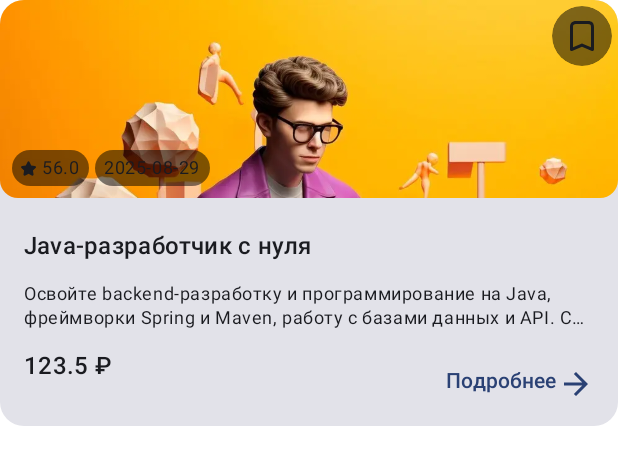
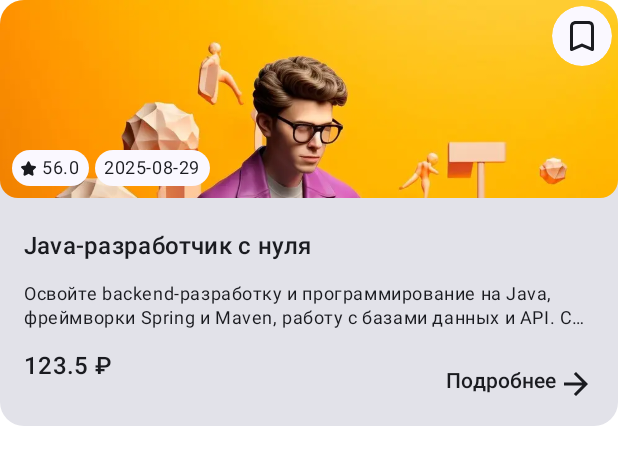
Before and after one commit to Fly596/EffectiveMobileTask, an Android app built with Jetpack Compose: the @Preview function CardPreview, on a phone screen of 412 x 824 dp. Shown: the top 465 px of the screen. Run offline under Robolectric (Android 15) with nearby library versions, the phone set to English and light mode, and no system bars.

Commit message:
Refactor: Update UI elements to use MaterialTheme colors
This commit updates various UI components to utilize colors from the MaterialTheme, ensuring a consistent look and feel across the application.

Specifically, the following changes were made:
- MainScreen: Search and filter icons now use the primary color from the theme.
- AppNavGraph: The Scaffold container now uses the background color from the theme.
- CourseCardComponent:
    - Card background color now uses `surfaceContainerHighest`.
    - "Подробнее" text and arrow icon now use `onBackground`.
    - Background color for rate and publish date information now uses `surfaceBright`.
    - Text color for rate, publish date, title, description, and price now uses `onBackground` or `onSurface` as appropriate.
    - Bookmark icon tint now uses `onSurface`.
    - IconButton container for bookmark now uses `surfaceBright`.

```diff
--- a/app/src/main/java/com/example/effectivemobiletask/features/main/MainScreen.kt
+++ b/app/src/main/java/com/example/effectivemobiletask/features/main/MainScreen.kt
@@ -146,6 +146,7 @@ fun SearchAndFilter(modifier: Modifier = Modifier) {
                 Icon(
                     painter = painterResource(R.drawable.outline_search_24),
                     contentDescription = null,
+                    tint = MaterialTheme.colorScheme.primary,
                 )
             },
             label = { Text("Search courses...") },
@@ -160,6 +161,7 @@ fun SearchAndFilter(modifier: Modifier = Modifier) {
                 painter = painterResource(R.drawable.outline_filter_alt_24),
                 contentDescription = "filter",
                 modifier = Modifier.size(32.dp),
+                tint = MaterialTheme.colorScheme.primary,
             )
         }
     }
--- a/app/src/main/java/com/example/effectivemobiletask/navigation/AppNavGraph.kt
+++ b/app/src/main/java/com/example/effectivemobiletask/navigation/AppNavGraph.kt
@@ -5,6 +5,7 @@ import androidx.compose.foundation.layout.fillMaxSize
 import androidx.compose.foundation.layout.padding
 import androidx.compose.material3.BottomAppBar
 import androidx.compose.material3.Icon
+import androidx.compose.material3.MaterialTheme
 import androidx.compose.material3.NavigationBarItem
 import androidx.compose.material3.Scaffold
 import androidx.compose.material3.Text
@@ -54,12 +55,14 @@ fun AppNavGraph(
         }
 
     Scaffold(
+        containerColor = MaterialTheme.colorScheme.background,
         bottomBar = {
             if (shouldShowBottomBar) {
                 BottomAppBar {
                     BottomNavigation.entries.forEachIndexed {
                         index,
-                        navigationItem ->
+                        navigationItem
+                        ->
                         val isSelected by
                         remember(currentRoute) {
                             derivedStateOf {
@@ -85,7 +88,7 @@ fun AppNavGraph(
                     }
                 }
             }
-        }
+        },
     ) { innerPadding ->
         // Основной контейнер навигации, который управляет экранами.
         NavHost(
--- a/app/src/main/java/com/example/effectivemobiletask/ui/components/CourseCardComponent.kt
+++ b/app/src/main/java/com/example/effectivemobiletask/ui/components/CourseCardComponent.kt
@@ -12,6 +12,7 @@ import androidx.compose.foundation.layout.height
 import androidx.compose.foundation.layout.padding
 import androidx.compose.foundation.shape.RoundedCornerShape
 import androidx.compose.material3.Card
+import androidx.compose.material3.CardDefaults
 import androidx.compose.material3.Icon
 import androidx.compose.material3.IconButton
 import androidx.compose.material3.IconButtonDefaults
@@ -21,8 +22,6 @@ import androidx.compose.runtime.Composable
 import androidx.compose.ui.Alignment
 import androidx.compose.ui.Modifier
 import androidx.compose.ui.draw.clip
-import androidx.compose.ui.graphics.Color
-import androidx.compose.ui.graphics.colorspace.ColorSpaces
 import androidx.compose.ui.layout.ContentScale
 import androidx.compose.ui.res.painterResource
 import androidx.compose.ui.text.style.TextOverflow
@@ -45,11 +44,16 @@ fun CourseCard(
                 .padding(bottom = 16.dp)
                 .clickable(onClick = { onCardClick(course.id) }),
         shape = RoundedCornerShape(16.dp),
+        colors = CardDefaults.cardColors(
+            containerColor = MaterialTheme.colorScheme.surfaceContainerHighest,
+        ),
     ) {
         Column(
             verticalArrangement = Arrangement.spacedBy(8.dp),
             horizontalAlignment = Alignment.End,
-            modifier = Modifier.fillMaxWidth().padding(bottom = 16.dp),
+            modifier = Modifier
+                .fillMaxWidth()
+                .padding(bottom = 16.dp),
         ) {
             CourseCardTopSection(
                 rate = course.rate.toString(),
@@ -67,18 +71,20 @@ fun CourseCard(
                 )
                 Row(
                     modifier =
-                        Modifier.padding(horizontal = 16.dp)
-                            .clickable(onClick = { { onCardClick(course.id) } }).align(Alignment.BottomEnd),
+                        Modifier
+                            .padding(horizontal = 16.dp)
+                            .clickable(onClick = { { onCardClick(course.id) } })
+                            .align(Alignment.BottomEnd),
                 ) {
                     Text(
                         "Подробнее",
                         style = MaterialTheme.typography.labelLarge,
-                        color = MaterialTheme.colorScheme.primary,
+                        color = MaterialTheme.colorScheme.onBackground,
                     )
                     Icon(
                         painter =
                             painterResource(R.drawable.outline_arrow_forward_24),
-                        tint = MaterialTheme.colorScheme.primary,
+                        tint = MaterialTheme.colorScheme.onBackground,
                         contentDescription = null,
                     )
                 }
@@ -107,26 +113,24 @@ fun CourseCardTopSection(
             contentScale = ContentScale.Crop,
             alignment = Alignment.TopCenter,
             modifier =
-                Modifier.fillMaxWidth()
+                Modifier
+                    .fillMaxWidth()
                     .height(132.dp)
                     .clip(RoundedCornerShape(12.dp)),
         )
         Row(
             modifier =
-                Modifier.padding(start = 8.dp, bottom = 8.dp).fillMaxWidth(),
+                Modifier
+                    .padding(start = 8.dp, bottom = 8.dp)
+                    .fillMaxWidth(),
             verticalAlignment = Alignment.Bottom,
             horizontalArrangement = Arrangement.spacedBy(4.dp),
         ) {
             Row(
                 modifier =
-                    Modifier.background(
-                            color =
-                                Color(
-                                    red = 0f,
-                                    green = 0f,
-                                    blue = 0f,
-                                    alpha = 0.5f,
-                                    colorSpace = ColorSpaces.Srgb,),
+                    Modifier
+                        .background(
+                            color = MaterialTheme.colorScheme.surfaceBright,
                             shape = RoundedCornerShape(12.dp),
                         )
                         .padding(horizontal = 6.dp, vertical = 4.dp),
@@ -139,18 +143,16 @@ fun CourseCardTopSection(
                     contentDescription = null,
                 )
 
-                Text(text = rate, style = MaterialTheme.typography.bodySmall)
+                Text(
+                    text = rate, style = MaterialTheme.typography.bodySmall,
+                    color = MaterialTheme.colorScheme.onBackground,
+                )
             }
             Row(
                 modifier =
-                    Modifier.background(
-                            color =
-                                Color(
-                                    red = 0f,
-                                    green = 0f,
-                                    blue = 0f,
-                                    alpha = 0.5f,
-                                    colorSpace = ColorSpaces.Srgb,),
+                    Modifier
+                        .background(
+                            color = MaterialTheme.colorScheme.surfaceBright,
                             shape = RoundedCornerShape(12.dp),
                         )
                         .padding(horizontal = 6.dp, vertical = 4.dp),
@@ -159,6 +161,7 @@ fun CourseCardTopSection(
                 Text(
                     text = publishDate,
                     style = MaterialTheme.typography.bodySmall,
+                    color = MaterialTheme.colorScheme.onBackground,
                 )
             }
         }
@@ -166,19 +169,18 @@ fun CourseCardTopSection(
             modifier = Modifier.matchParentSize(),
             horizontalArrangement = Arrangement.End,
         ) {
-            IconButton(onClick = onAddToFavorite, modifier = Modifier, colors = IconButtonDefaults.iconButtonColors(
-                containerColor = Color(
-                    red = 0f,
-                    green = 0f,
-                    blue = 0f,
-                    alpha = 0.5f,
-                    colorSpace = ColorSpaces.Srgb,)
-            )) {
+            IconButton(
+                onClick = onAddToFavorite, modifier = Modifier,
+                colors = IconButtonDefaults.iconButtonColors(
+                    containerColor = MaterialTheme.colorScheme.surfaceBright,
+                ),
+            ) {
                 Icon(
                     painter =
                         if (isBookmarked)
                             painterResource(R.drawable.bookmark_fill)
                         else painterResource(R.drawable.bookmark),
+                    tint = MaterialTheme.colorScheme.onSurface,
                     contentDescription = null,
                 )
             }
@@ -201,13 +203,21 @@ fun CourseCardBottomSection(
                 .padding(horizontal = 16.dp, vertical = 12.dp),
         verticalArrangement = Arrangement.spacedBy(12.dp),
     ) {
-        Text(text = title, style = MaterialTheme.typography.titleMedium)
+        Text(
+            text = title, style = MaterialTheme.typography.titleMedium,
+            color = MaterialTheme.colorScheme.onBackground,
+        )
         Text(
             text = text,
             style = MaterialTheme.typography.bodySmall,
             maxLines = 2,
             overflow = TextOverflow.Ellipsis,
+            color = MaterialTheme.colorScheme.onBackground,
+
         )
-        Text(text = "$price ₽", style = MaterialTheme.typography.titleMedium)
+        Text(
+            text = "$price ₽", style = MaterialTheme.typography.titleMedium,
+            color = MaterialTheme.colorScheme.onSurface,
+        )
     }
 }
```
Lines whose indentation alone changed are shown as unchanged.
